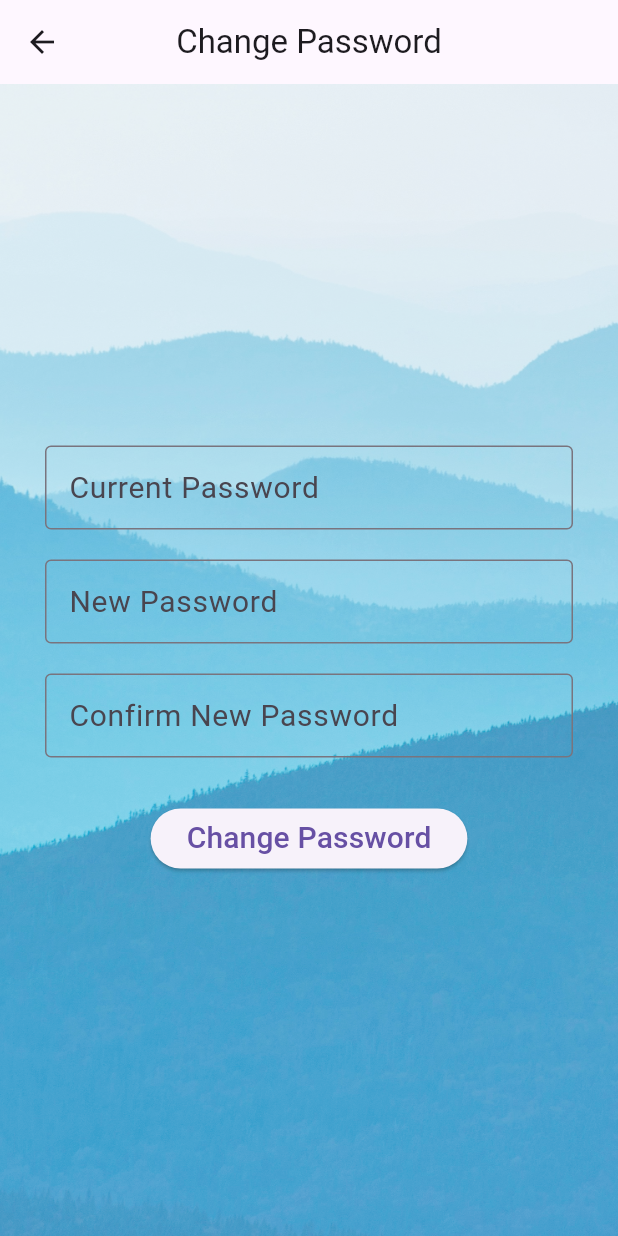
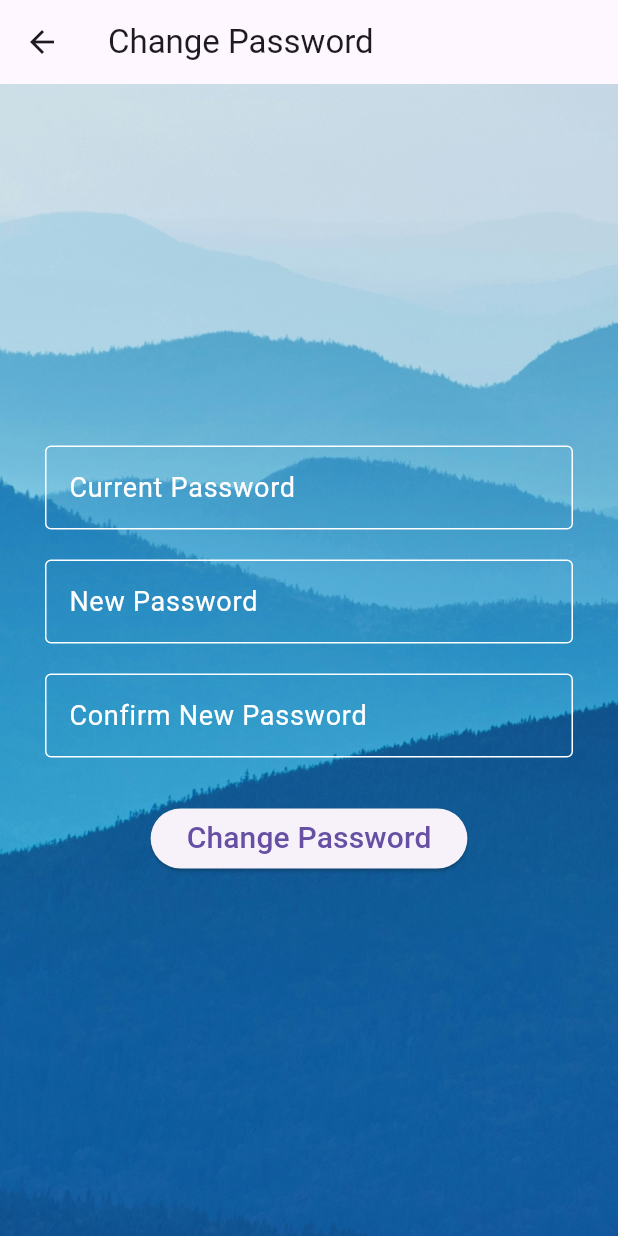
Before and after one commit to AloofAli/danshjoyar-flutter, a Flutter app: the EditAccount screen opened directly with empty values, after a tap on "Change Password", on a phone screen of 412 x 824 dp. Run offline on Flutter 3.47's test engine with Material 3 defaults, Android fonts, the phone set to English and light mode, and no system bars; our stand-ins replace toastification.

Commit message:
Add date picker in EditAccount.dart Add App bar in profilescreen.dart change style of text field in passwordpage.dart

```diff
--- a/lib/EditAccount.dart
+++ b/lib/EditAccount.dart
@@ -1,4 +1,5 @@
 import 'package:danshjoyar/passwordpage.dart';
+import 'package:flutter/cupertino.dart';
 import 'package:flutter/material.dart';
 import 'package:danshjoyar/Main/BeheshtiUniversityField.dart';
 
@@ -12,6 +13,7 @@ class EditAccount extends StatefulWidget {
 }
 
 class _EditAccountState extends State<EditAccount> {
+
   TextEditingController _birthdayController = TextEditingController();
   TextEditingController _fatherController = TextEditingController();
   TextEditingController _nationalIDController = TextEditingController();
@@ -24,6 +26,10 @@ class _EditAccountState extends State<EditAccount> {
 
   @override
   Widget build(BuildContext context) {
+    DateTime selectedDate ;
+    // Todo: change all number with These two
+    final width = MediaQuery.of(context).size.width;
+    final height = MediaQuery.of(context).size.height;
     return Scaffold(
       appBar: AppBar(
         title: Text('Edit Account'),
@@ -38,11 +44,14 @@ class _EditAccountState extends State<EditAccount> {
         child: Padding(
           padding: const EdgeInsets.fromLTRB(20, 0, 20, 0),
           child: ListView(
+
             children: [
               TextFormField(
                 decoration: InputDecoration(
                   labelText: '$username',
                   labelStyle: TextStyle(fontSize: 18, color: Colors.white),
+                  prefixStyle: TextStyle(fontSize: 18, color: Colors.white),
+
                   enabled: false,
                   enabledBorder: OutlineInputBorder(
                     borderSide: BorderSide(color: Colors.white),
@@ -52,10 +61,14 @@ class _EditAccountState extends State<EditAccount> {
                   ),
                 ),
               ),
+              SizedBox(height: 15),
+
               TextFormField(
                 decoration: InputDecoration(
                   labelText: 'Student ID',
                   labelStyle: TextStyle(fontSize: 18, color: Colors.white),
+                  prefixStyle: TextStyle(fontSize: 18, color: Colors.white),
+
                   enabled: false,
                   enabledBorder: OutlineInputBorder(
                     borderSide: BorderSide(color: Colors.white),
@@ -65,11 +78,53 @@ class _EditAccountState extends State<EditAccount> {
                   ),
                 ),
               ),
-              SizedBox(height: 20),
+              SizedBox(height: 15),
+
+             TextFormField(
+               decoration: InputDecoration(
+                 prefixStyle: TextStyle(fontSize: 18, color: Colors.white,),
+                 labelText: "pick your birthday: "+_birthdayController.text,
+
+                 labelStyle: TextStyle(fontSize: 18, color: Colors.white),
+                 enabledBorder: OutlineInputBorder(
+                   borderSide: BorderSide(color: Colors.white),
+                 ),
+                 focusedBorder: OutlineInputBorder(
+                   borderSide: BorderSide(color: Colors.white),
+                 ),
+                 suffixIcon: IconButton(
+
+                   splashColor: Colors.white,
+                   color: Colors.white,
+                   icon: Icon(
+                     Icons.edit
+                   ),
+
+                   onPressed: () async {
+                       DateTime? picked = await showDatePicker(
+                         context: context,
+                         initialDate:DateTime.now(),
+                         firstDate: DateTime(1900),
+                         lastDate: DateTime(2100),
+                       );
+                       if (picked != null ) {
+                         setState(() {
+                           selectedDate = picked;
+                           _birthdayController.text="${picked.toLocal()}".split(' ')[0];
+                         });
+                       }
+                   }
+                 ),
+
+
+               ),
+             ),
+              SizedBox(height: 15),
               TextFormField(
-                controller: _birthdayController,
+                controller: _fatherController,
                 decoration: InputDecoration(
-                  labelText: 'Birthday (YYYY-MM-DD)',
+                  labelText: 'Father Name',
+
                   labelStyle: TextStyle(fontSize: 18, color: Colors.white),
                   enabledBorder: OutlineInputBorder(
                     borderSide: BorderSide(color: Colors.white),
@@ -79,21 +134,7 @@ class _EditAccountState extends State<EditAccount> {
                   ),
                 ),
               ),
-              SizedBox(height: 20),
-              TextFormField(
-                controller: _fatherController,
-                decoration: InputDecoration(
-                  labelText: 'Father Name',
-                  labelStyle: TextStyle(fontSize: 18, color: Colors.white),
-                  enabledBorder: OutlineInputBorder(
-                    borderSide: BorderSide(color: Colors.white),
-                  ),
-                  focusedBorder: OutlineInputBorder(
-                    borderSide: BorderSide(color: Colors.white),
-                  ),
-                ),
-              ),
-              SizedBox(height: 20),
+              SizedBox(height: 15),
               TextFormField(
                 controller: _nationalIDController,
                 decoration: InputDecoration(
@@ -107,7 +148,7 @@ class _EditAccountState extends State<EditAccount> {
                   ),
                 ),
               ),
-              SizedBox(height: 20),
+              SizedBox(height: 15),
               TextFormField(
                 controller: _phoneController,
                 decoration: InputDecoration(
@@ -121,7 +162,7 @@ class _EditAccountState extends State<EditAccount> {
                   ),
                 ),
               ),
-              SizedBox(height: 20),
+              SizedBox(height: 15),
               DropdownButtonFormField<BeheshtiUniversityField>(
                 decoration: InputDecoration(
                   labelText: 'Field of Study',
@@ -176,9 +217,13 @@ class _EditAccountState extends State<EditAccount> {
               ),
               SizedBox(height: 20),
             ],
+
           ),
         ),
       ),
+
     );
+
+
   }
 }
--- a/lib/passwordpage.dart
+++ b/lib/passwordpage.dart
@@ -3,17 +3,13 @@ import 'package:toastification/toastification.dart';
 
 class ChangePasswordPage extends StatefulWidget {
   const ChangePasswordPage({Key? key}) : super(key: key);
-
   @override
   _ChangePasswordPageState createState() => _ChangePasswordPageState();
 }
-
 class _ChangePasswordPageState extends State<ChangePasswordPage> {
   TextEditingController _currentPasswordController = TextEditingController();
   TextEditingController _newPasswordController = TextEditingController();
   TextEditingController _confirmNewPasswordController = TextEditingController();
-
-    bool _passwordVisible = false;
     bool _isValid = false;
     String errorMessage = '';
   @override
@@ -21,14 +17,12 @@ class _ChangePasswordPageState extends State<ChangePasswordPage> {
     return Scaffold(
       appBar: AppBar(
         title: Text('Change Password'),
-        centerTitle: true,
       ),
       body: Container(
         decoration: BoxDecoration(
           image: DecorationImage(
             image: AssetImage("lib/asset/images/alex-shutin-kKvQJ6rK6S4-unsplash.jpg"),
             fit: BoxFit.cover,
-            colorFilter: ColorFilter.linearToSrgbGamma(),
           ),
         ),
         child: Padding(
@@ -40,10 +34,15 @@ class _ChangePasswordPageState extends State<ChangePasswordPage> {
               controller: _currentPasswordController,
               decoration: InputDecoration(
                 labelText: 'Current Password',
-                  labelStyle: TextStyle(
-                      fontSize: 20
+                labelStyle: TextStyle(fontSize: 18, color: Colors.white),
+
+                enabledBorder: OutlineInputBorder(
+                  borderSide: BorderSide(color: Colors.white),
                 ),
-                  border: OutlineInputBorder(),
+                focusedBorder: OutlineInputBorder(
+                  borderSide: BorderSide(color: Colors.white),
+                ),
+
               ),
             ),
             SizedBox(height: 20),
@@ -51,10 +50,14 @@ class _ChangePasswordPageState extends State<ChangePasswordPage> {
               controller: _newPasswordController,
               decoration: InputDecoration(
                 labelText: 'New Password',
-                  labelStyle: TextStyle(
-                    fontSize: 20
+                labelStyle: TextStyle(fontSize: 18, color: Colors.white),
+
+                enabledBorder: OutlineInputBorder(
+                  borderSide: BorderSide(color: Colors.white),
                 ),
-                  border: OutlineInputBorder(),
+                focusedBorder: OutlineInputBorder(
+                  borderSide: BorderSide(color: Colors.white),
+                ),
               ),
             ),
             SizedBox(height: 20),
@@ -62,10 +65,14 @@ class _ChangePasswordPageState extends State<ChangePasswordPage> {
               controller: _confirmNewPasswordController,
               decoration: InputDecoration(
                 labelText: 'Confirm New Password',
-                  labelStyle: TextStyle(
-                      fontSize: 20
+                labelStyle: TextStyle(fontSize: 18, color: Colors.white),
+
+                enabledBorder: OutlineInputBorder(
+                  borderSide: BorderSide(color: Colors.white),
                 ),
-                  border: OutlineInputBorder(),
+                focusedBorder: OutlineInputBorder(
+                  borderSide: BorderSide(color: Colors.white),
+                ),
               ),
             ),
             SizedBox(height: 30),
--- a/lib/profilescreen.dart
+++ b/lib/profilescreen.dart
@@ -1,4 +1,3 @@
-
 import 'dart:io';
 import 'dart:ui';
 import 'package:danshjoyar/login.dart';
@@ -38,11 +37,19 @@ class _profileScreenState extends State<profileScreen> {
     final height = MediaQuery.of(context).size.height;
     File? _image;
 
-
     return Stack(
       children: <Widget>[
         Scaffold(
-          body: Container(
+          appBar:AppBar(
+            title: Text(
+              "Profile",
+              style: TextStyle(color: Colors.black),
+            ),
+          ),
+          body: SingleChildScrollView(
+            child: SizedBox(
+              height: height,
+              child: Container(
                 decoration: BoxDecoration(
                     image: DecorationImage(
                         image: AssetImage(
@@ -50,7 +57,7 @@ class _profileScreenState extends State<profileScreen> {
                         fit: BoxFit.cover,
                         colorFilter: ColorFilter.linearToSrgbGamma())),
                 child: Stack(
-              alignment: Alignment.center,
+                  alignment: Alignment.topCenter,
                   children: <Widget>[
                     Padding(
                       padding: EdgeInsets.only(top: height / 20),
@@ -223,6 +230,8 @@ class _profileScreenState extends State<profileScreen> {
                 ),
               ),
             ),
+          ),
+        ),
       ],
     );
   }
```
Also changed, not shown: lib/login.dart (+1 -7 lines). Lines whose indentation alone changed are shown as unchanged.
